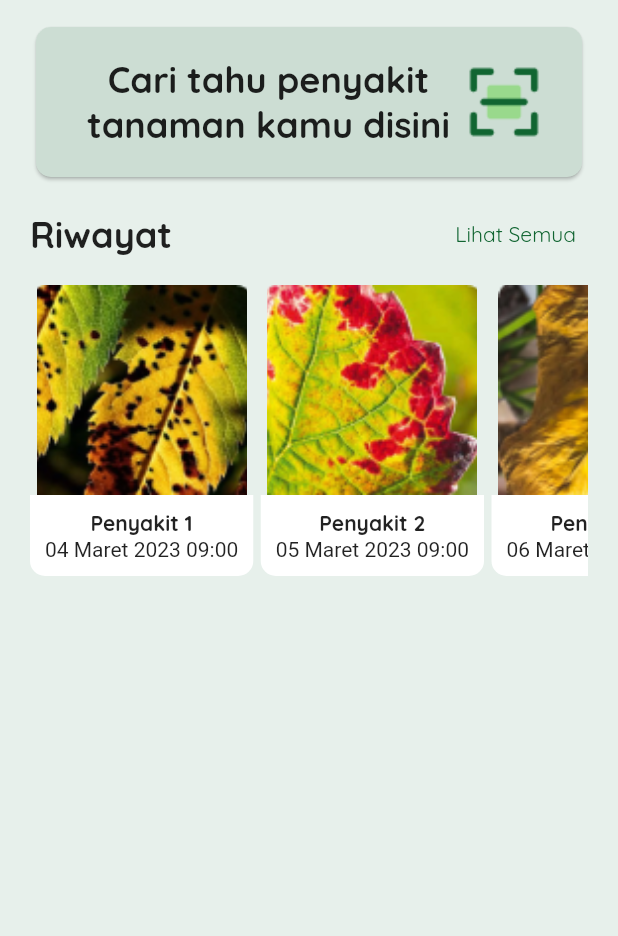
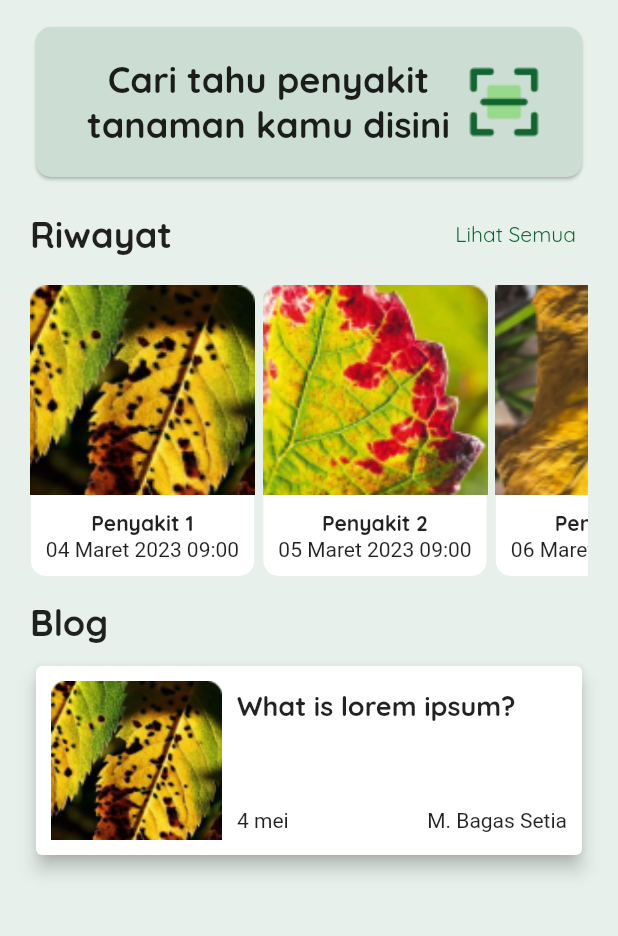
Before and after one commit to FieryInferno/aplikasi_pendeteksi_penyakit_tanaman, a Flutter app: the screen it shows after launch, on a phone screen of 412 x 824 dp, the part 99-1035 px from its top. Run offline on Flutter 3.47's test engine with Material 2 defaults, Android fonts, the phone set to English and light mode, and no system bars.

Commit message:
Blog view

```diff
--- a/lib/components/riwayat_item.dart
+++ b/lib/components/riwayat_item.dart
@@ -10,11 +10,10 @@ class RiwayatItem extends StatelessWidget {
     return Column(
       children: [
         SizedBox(
-          width: 140,
+          width: 150,
           child: Image.asset(
             'assets/images/${riwayat['image']}',
             fit: BoxFit.cover,
-            width: 140,
             height: 140,
           ),
         ),
--- /dev/null
+++ b/lib/components/title_widget.dart
@@ -0,0 +1,19 @@
+import 'package:flutter/material.dart';
+
+class TitleWidget extends StatelessWidget {
+  final String title;
+
+  const TitleWidget({super.key, required this.title});
+
+  @override
+  Widget build(BuildContext context) {
+    return Text(
+      title,
+      style: const TextStyle(
+        fontSize: 24,
+        fontFamily: 'Quicksand',
+        fontWeight: FontWeight.w600,
+      ),
+    );
+  }
+}
--- a/lib/home.dart
+++ b/lib/home.dart
@@ -1,5 +1,6 @@
 import 'package:flutter/material.dart';
 import 'package:aplikasi_pendeteksi_penyakit_tanaman/components/riwayat_item.dart';
+import 'package:aplikasi_pendeteksi_penyakit_tanaman/components/title_widget.dart';
 import 'package:aplikasi_pendeteksi_penyakit_tanaman/data/riwayat.dart';
 
 class Home extends StatelessWidget {
@@ -17,6 +18,7 @@ class Home extends StatelessWidget {
           horizontal: 20,
         ),
         child: Column(
+          crossAxisAlignment: CrossAxisAlignment.start,
           children: [
             Row(
               mainAxisAlignment: MainAxisAlignment.start,
@@ -74,13 +76,8 @@ class Home extends StatelessWidget {
             Row(
               mainAxisAlignment: MainAxisAlignment.spaceBetween,
               children: [
-                const Text(
-                  'Riwayat',
-                  style: TextStyle(
-                    fontSize: 24,
-                    fontFamily: 'Quicksand',
-                    fontWeight: FontWeight.w600,
-                  ),
+                const TitleWidget(
+                  title: 'Riwayat',
                 ),
                 TextButton(
                   child: const Text(
@@ -97,79 +94,68 @@ class Home extends StatelessWidget {
             const SizedBox(
               height: 10,
             ),
-            // Expanded(
-            //   child: ListView(
-            //     scrollDirection: Axis.horizontal,
-            //     children: [
-            //       Column(
-            //         children: [
-            //           SizedBox(
-            //             width: 140,
-            //             child: Expanded(
-            //               child: Image.asset(
-            //                 'assets/images/penyakit-1.png',
-            //                 fit: BoxFit.cover,
-            //               ),
-            //             ),
-            //           ),
-            //           Container(
-            //             decoration: const BoxDecoration(
-            //               color: Colors.white,
-            //               borderRadius: BorderRadius.only(
-            //                 bottomLeft: Radius.circular(10),
-            //                 bottomRight: Radius.circular(10),
-            //               ),
-            //             ),
-            //             child: Column(
-            //               crossAxisAlignment: CrossAxisAlignment.start,
-            //               children: [
-            //                 Container(
-            //                   decoration: const BoxDecoration(
-            //                     image: DecorationImage(
-            //                       image: AssetImage(
-            //                           'assets/images/penyakit-1.png'),
-            //                       fit: BoxFit.cover,
-            //                     ),
-            //                   ),
-            //                 ),
-            //                 Padding(
-            //                   padding: const EdgeInsets.all(10),
-            //                   child: Column(
-            //                     children: const [
-            //                       Text(
-            //                         'Penyakit 1',
-            //                         style: TextStyle(
-            //                           fontFamily: 'Quicksand',
-            //                           fontWeight: FontWeight.bold,
-            //                         ),
-            //                       ),
-            //                       Text('4 Maret 2023 09:00'),
-            //                     ],
-            //                   ),
-            //                 ),
-            //               ],
-            //             ),
-            //           ),
-            //         ],
-            //       ),
-            //     ],
-            //   ),
-            // ),
-            // const SizedBox(
-            //   height: 10,
-            // ),
-            Expanded(
+            SizedBox(
+              height: 200,
               child: ListView.separated(
                 scrollDirection: Axis.horizontal,
-                itemBuilder: (context, index) {
-                  return RiwayatItem(riwayat: _list[index]);
-                },
-                separatorBuilder: (context, index) {
-                  return const SizedBox(
-                    width: 5,
-                  );
-                },
+                itemBuilder: (context, index) =>
+                    RiwayatItem(riwayat: _list[index]),
+                separatorBuilder: (context, index) => const SizedBox(width: 5),
                 itemCount: _list.length,
+              ),
+            ),
+            const SizedBox(
+              height: 10,
+            ),
+            const TitleWidget(title: 'Blog'),
+            const SizedBox(
+              height: 10,
+            ),
+            SizedBox(
+              height: 140,
+              child: ListView(
+                children: [
+                  Card(
+                    elevation: 5,
+                    child: Padding(
+                      padding: const EdgeInsets.all(10),
+                      child: Row(
+                        children: [
+                          Padding(
+                            padding: const EdgeInsets.only(right: 10),
+                            child: Image.asset('assets/images/penyakit-1.png'),
+                          ),
+                          Flexible(
+                            child: Column(
+                              crossAxisAlignment: CrossAxisAlignment.start,
+                              children: [
+                                const SizedBox(
+                                  height: 80,
+                                  child: Text(
+                                    'What is lorem ipsum?',
+                                    style: TextStyle(
+                                      fontWeight: FontWeight.bold,
+                                      fontFamily: 'Quicksand',
+                                      fontSize: 18,
+                                    ),
+                                  ),
+                                ),
+                                Row(
+                                  mainAxisAlignment:
+                                      MainAxisAlignment.spaceBetween,
+                                  children: const [
+                                    Text('4 mei'),
+                                    Text('M. Bagas Setia'),
+                                  ],
+                                ),
+                              ],
+                            ),
+                          ),
+                        ],
+                      ),
+                    ),
+                  ),
+                ],
               ),
             ),
           ],
```
